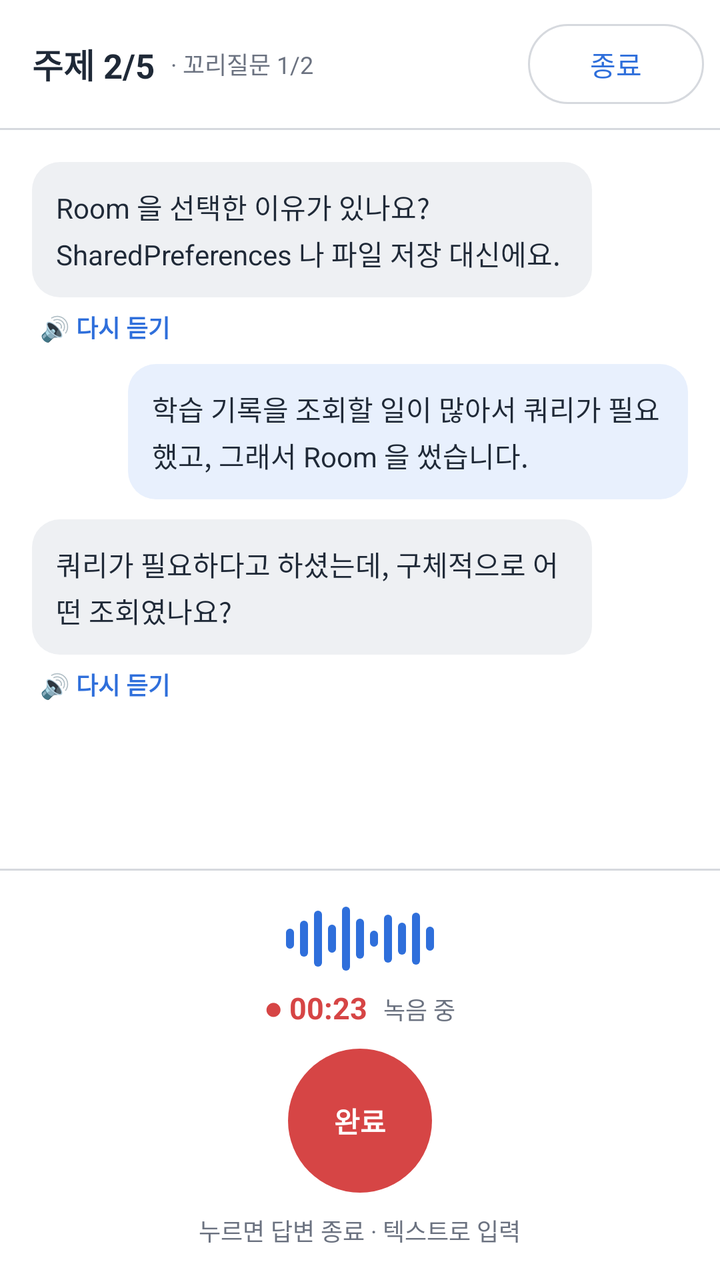
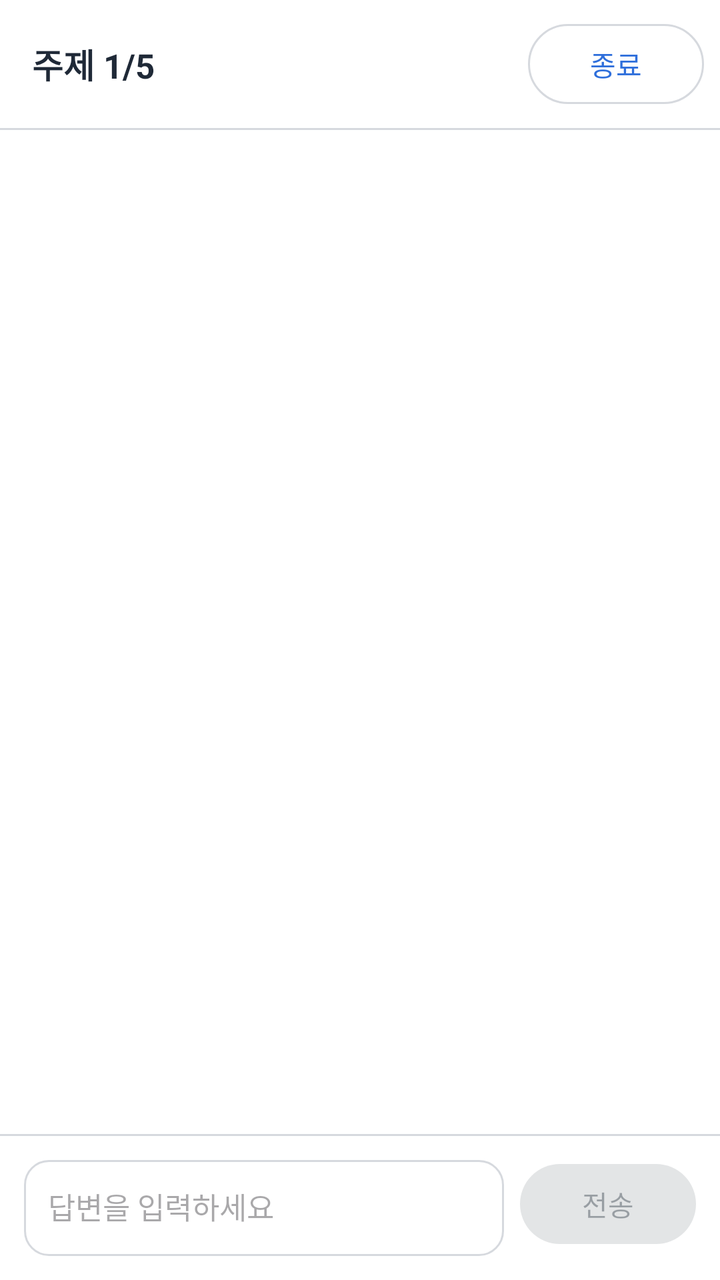

The first picture is an Android layout as it rendered before a commit; the second is the same layout after the commit. The layout source and the unified diff follow.
<!-- AndroidManifest.xml: application theme Theme.InterviewTrainer -->
<!-- res/layout/activity_interview.xml -->
<?xml version="1.0" encoding="utf-8"?>
<LinearLayout xmlns:android="http://schemas.android.com/apk/res/android"
    xmlns:app="http://schemas.android.com/apk/res-auto"
    xmlns:tools="http://schemas.android.com/tools"
    android:layout_width="match_parent"
    android:layout_height="match_parent"
    android:orientation="vertical"
    tools:context=".interview.InterviewActivity">

    
    <LinearLayout
        android:layout_width="match_parent"
        android:layout_height="wrap_content"
        android:gravity="center_vertical"
        android:orientation="horizontal"
        android:paddingStart="16dp"
        android:paddingTop="8dp"
        android:paddingEnd="8dp"
        android:paddingBottom="8dp">

        <TextView
            style="@style/App.Text.Title"
            android:layout_width="wrap_content"
            android:layout_height="wrap_content"
            android:text="주제 2/5"
            android:textSize="17sp" />

        <TextView
            style="@style/App.Text.Mut"
            android:layout_width="0dp"
            android:layout_height="wrap_content"
            android:layout_marginStart="8dp"
            android:layout_weight="1"
            android:text="· 꼬리질문 1/2" />

        <com.google.android.material.button.MaterialButton
            android:id="@+id/btnEnd"
            style="?attr/materialButtonOutlinedStyle"
            android:layout_width="wrap_content"
            android:layout_height="wrap_content"
            android:text="종료" />
    </LinearLayout>

    <View
        android:layout_width="match_parent"
        android:layout_height="1dp"
        android:background="@color/line" />

    
    <ScrollView
        android:layout_width="match_parent"
        android:layout_height="0dp"
        android:layout_weight="1">

        <LinearLayout
            android:layout_width="match_parent"
            android:layout_height="wrap_content"
            android:divider="@drawable/space_10"
            android:orientation="vertical"
            android:padding="16dp"
            android:showDividers="middle">

            <LinearLayout
                android:layout_width="wrap_content"
                android:layout_height="wrap_content"
                android:orientation="vertical">

                <TextView
                    style="@style/App.Text"
                    android:layout_width="wrap_content"
                    android:layout_height="wrap_content"
                    android:background="@drawable/bubble_left"
                    android:lineSpacingExtra="3dp"
                    android:maxWidth="280dp"
                    android:padding="12dp"
                    android:text="Room 을 선택한 이유가 있나요? SharedPreferences 나 파일 저장 대신에요." />

                <TextView
                    style="@style/App.Text.Link"
                    android:layout_width="wrap_content"
                    android:layout_height="wrap_content"
                    android:paddingStart="4dp"
                    android:paddingTop="6dp"
                    android:text="🔊 다시 듣기" />
            </LinearLayout>

            <TextView
                style="@style/App.Text"
                android:layout_width="wrap_content"
                android:layout_height="wrap_content"
                android:layout_gravity="end"
                android:background="@drawable/bubble_right"
                android:lineSpacingExtra="3dp"
                android:maxWidth="280dp"
                android:padding="12dp"
                android:text="학습 기록을 조회할 일이 많아서 쿼리가 필요했고, 그래서 Room 을 썼습니다." />

            <LinearLayout
                android:layout_width="wrap_content"
                android:layout_height="wrap_content"
                android:orientation="vertical">

                <TextView
                    style="@style/App.Text"
                    android:layout_width="wrap_content"
                    android:layout_height="wrap_content"
                    android:background="@drawable/bubble_left"
                    android:lineSpacingExtra="3dp"
                    android:maxWidth="280dp"
                    android:padding="12dp"
                    android:text="쿼리가 필요하다고 하셨는데, 구체적으로 어떤 조회였나요?" />

                <TextView
                    style="@style/App.Text.Link"
                    android:layout_width="wrap_content"
                    android:layout_height="wrap_content"
                    android:paddingStart="4dp"
                    android:paddingTop="6dp"
                    android:text="🔊 다시 듣기" />
            </LinearLayout>
        </LinearLayout>
    </ScrollView>

    <View
        android:layout_width="match_parent"
        android:layout_height="1dp"
        android:background="@color/line" />

    
    <LinearLayout
        android:layout_width="match_parent"
        android:layout_height="wrap_content"
        android:gravity="center_horizontal"
        android:orientation="vertical"
        android:padding="16dp">

        
        <LinearLayout
            android:layout_width="wrap_content"
            android:layout_height="36dp"
            android:gravity="center_vertical"
            android:orientation="horizontal">

            <View android:layout_width="4dp" android:layout_height="10dp" android:layout_marginEnd="3dp" android:background="@drawable/bg_wave" />
            <View android:layout_width="4dp" android:layout_height="18dp" android:layout_marginEnd="3dp" android:background="@drawable/bg_wave" />
            <View android:layout_width="4dp" android:layout_height="28dp" android:layout_marginEnd="3dp" android:background="@drawable/bg_wave" />
            <View android:layout_width="4dp" android:layout_height="14dp" android:layout_marginEnd="3dp" android:background="@drawable/bg_wave" />
            <View android:layout_width="4dp" android:layout_height="32dp" android:layout_marginEnd="3dp" android:background="@drawable/bg_wave" />
            <View android:layout_width="4dp" android:layout_height="20dp" android:layout_marginEnd="3dp" android:background="@drawable/bg_wave" />
            <View android:layout_width="4dp" android:layout_height="8dp" android:layout_marginEnd="3dp" android:background="@drawable/bg_wave" />
            <View android:layout_width="4dp" android:layout_height="24dp" android:layout_marginEnd="3dp" android:background="@drawable/bg_wave" />
            <View android:layout_width="4dp" android:layout_height="16dp" android:layout_marginEnd="3dp" android:background="@drawable/bg_wave" />
            <View android:layout_width="4dp" android:layout_height="26dp" android:layout_marginEnd="3dp" android:background="@drawable/bg_wave" />
            <View android:layout_width="4dp" android:layout_height="12dp" android:background="@drawable/bg_wave" />
        </LinearLayout>

        <LinearLayout
            android:layout_width="wrap_content"
            android:layout_height="wrap_content"
            android:layout_marginTop="6dp"
            android:orientation="horizontal">

            <TextView
                style="@style/App.Text.Title"
                android:layout_width="wrap_content"
                android:layout_height="wrap_content"
                android:text="● 00:23"
                android:textColor="@color/bad" />

            <TextView
                style="@style/App.Text.Mut"
                android:layout_width="wrap_content"
                android:layout_height="wrap_content"
                android:layout_marginStart="8dp"
                android:text="녹음 중" />
        </LinearLayout>

        <com.google.android.material.button.MaterialButton
            android:id="@+id/btnDone"
            android:layout_width="72dp"
            android:layout_height="72dp"
            android:layout_marginTop="10dp"
            android:insetTop="0dp"
            android:insetBottom="0dp"
            android:padding="0dp"
            android:text="완료"
            android:textColor="@color/white"
            android:textStyle="bold"
            app:backgroundTint="@color/bad"
            app:cornerRadius="36dp" />

        <TextView
            style="@style/App.Text.Mut"
            android:layout_width="wrap_content"
            android:layout_height="wrap_content"
            android:layout_marginTop="10dp"
            android:text="누르면 답변 종료 · 텍스트로 입력" />
    </LinearLayout>
</LinearLayout>
<!-- resources referenced by this layout -->
<resources>
  <color name="bad">#D64545</color>
  <color name="line">#D6D9DE</color>
  <color name="white">#FFFFFFFF</color>
  <!-- drawable bg_wave (drawable) -->
  <?xml version="1.0" encoding="utf-8"?>
  <shape xmlns:android="http://schemas.android.com/apk/res/android" android:shape="rectangle">
      <solid android:color="@color/acc" />
      <corners android:radius="2dp" />
  </shape>
  <!-- drawable bubble_left (drawable) -->
  <?xml version="1.0" encoding="utf-8"?>
  <shape xmlns:android="http://schemas.android.com/apk/res/android" android:shape="rectangle">
      <solid android:color="@color/bubble_gray" />
      <corners android:radius="14dp" />
  </shape>
  <!-- drawable bubble_right (drawable) -->
  <?xml version="1.0" encoding="utf-8"?>
  <shape xmlns:android="http://schemas.android.com/apk/res/android" android:shape="rectangle">
      <solid android:color="@color/accbg" />
      <corners android:radius="14dp" />
  </shape>
  <!-- drawable space_10 (drawable) -->
  <?xml version="1.0" encoding="utf-8"?>
  <shape xmlns:android="http://schemas.android.com/apk/res/android" android:shape="rectangle">
      <size android:width="10dp" android:height="10dp" />
      <solid android:color="@android:color/transparent" />
  </shape>
  <style name="App.Text" parent="">
          <item name="android:textColor">@color/ink</item>
          <item name="android:textSize">14sp</item>
      </style>
  <style name="App.Text.Link">
          <item name="android:textColor">@color/acc</item>
          <item name="android:textSize">12sp</item>
          <item name="android:textStyle">bold</item>
      </style>
  <style name="App.Text.Mut">
          <item name="android:textColor">@color/mut</item>
          <item name="android:textSize">12sp</item>
      </style>
  <style name="App.Text.Title">
          <item name="android:textSize">15sp</item>
          <item name="android:textStyle">bold</item>
      </style>
  <style name="Theme.InterviewTrainer" parent="Base.Theme.InterviewTrainer" />
  <color name="acc">#2F6FDB</color>
  <color name="bubble_gray">#EEF0F3</color>
  <color name="accbg">#E8F0FD</color>
  <color name="ink">#1F2937</color>
  <color name="mut">#6B7280</color>
  <style name="Base.Theme.InterviewTrainer" parent="Theme.Material3.Light.NoActionBar">
          <item name="colorPrimary">@color/acc</item>
          <item name="colorOnPrimary">@color/white</item>
          <item name="colorPrimaryContainer">@color/accbg</item>
          <item name="colorOnPrimaryContainer">@color/acc</item>
          <item name="colorSecondaryContainer">@color/accbg</item>
          <item name="colorOnSecondaryContainer">@color/acc</item>
          <item name="colorSurface">@color/white</item>
          <item name="colorOnSurface">@color/ink</item>
          <item name="colorOnSurfaceVariant">@color/mut</item>
          <item name="colorOutline">@color/line</item>
          <item name="colorError">@color/bad</item>
          <item name="android:windowBackground">@color/white</item>
      </style>
</resources>

<!-- the commit's change to res/layout/activity_interview.xml (unified diff, before → after) -->
@@ -1,6 +1,5 @@
 <?xml version="1.0" encoding="utf-8"?>
 <LinearLayout xmlns:android="http://schemas.android.com/apk/res/android"
-    xmlns:app="http://schemas.android.com/apk/res-auto"
     xmlns:tools="http://schemas.android.com/tools"
     android:layout_width="match_parent"
     android:layout_height="match_parent"
@@ -19,19 +18,22 @@
         android:paddingBottom="8dp">
 
         <TextView
+            android:id="@+id/tvProgress"
             style="@style/App.Text.Title"
             android:layout_width="wrap_content"
             android:layout_height="wrap_content"
-            android:text="주제 2/5"
+            android:text="주제 1/5"
             android:textSize="17sp" />
 
         <TextView
+            android:id="@+id/tvFollow"
             style="@style/App.Text.Mut"
             android:layout_width="0dp"
             android:layout_height="wrap_content"
             android:layout_marginStart="8dp"
             android:layout_weight="1"
-            android:text="· 꼬리질문 1/2" />
+            android:ellipsize="end"
+            android:maxLines="1" />
 
         <com.google.android.material.button.MaterialButton
             android:id="@+id/btnEnd"
@@ -48,77 +50,19 @@
 
     
     <ScrollView
+        android:id="@+id/scroll"
         android:layout_width="match_parent"
         android:layout_height="0dp"
         android:layout_weight="1">
 
         <LinearLayout
+            android:id="@+id/chat"
             android:layout_width="match_parent"
             android:layout_height="wrap_content"
             android:divider="@drawable/space_10"
             android:orientation="vertical"
             android:padding="16dp"
-            android:showDividers="middle">
-
-            <LinearLayout
-                android:layout_width="wrap_content"
-                android:layout_height="wrap_content"
-                android:orientation="vertical">
-
-                <TextView
-                    style="@style/App.Text"
-                    android:layout_width="wrap_content"
-                    android:layout_height="wrap_content"
-                    android:background="@drawable/bubble_left"
-                    android:lineSpacingExtra="3dp"
-                    android:maxWidth="280dp"
-                    android:padding="12dp"
-                    android:text="Room 을 선택한 이유가 있나요? SharedPreferences 나 파일 저장 대신에요." />
-
-                <TextView
-                    style="@style/App.Text.Link"
-                    android:layout_width="wrap_content"
-                    android:layout_height="wrap_content"
-                    android:paddingStart="4dp"
-                    android:paddingTop="6dp"
-                    android:text="🔊 다시 듣기" />
-            </LinearLayout>
-
-            <TextView
-                style="@style/App.Text"
-                android:layout_width="wrap_content"
-                android:layout_height="wrap_content"
-                android:layout_gravity="end"
-                android:background="@drawable/bubble_right"
-                android:lineSpacingExtra="3dp"
-                android:maxWidth="280dp"
-                android:padding="12dp"
-                android:text="학습 기록을 조회할 일이 많아서 쿼리가 필요했고, 그래서 Room 을 썼습니다." />
-
-            <LinearLayout
-                android:layout_width="wrap_content"
-                android:layout_height="wrap_content"
-                android:orientation="vertical">
-
-                <TextView
-                    style="@style/App.Text"
-                    android:layout_width="wrap_content"
-                    android:layout_height="wrap_content"
-                    android:background="@drawable/bubble_left"
-                    android:lineSpacingExtra="3dp"
-                    android:maxWidth="280dp"
-                    android:padding="12dp"
-                    android:text="쿼리가 필요하다고 하셨는데, 구체적으로 어떤 조회였나요?" />
-
-                <TextView
-                    style="@style/App.Text.Link"
-                    android:layout_width="wrap_content"
-                    android:layout_height="wrap_content"
-                    android:paddingStart="4dp"
-                    android:paddingTop="6dp"
-                    android:text="🔊 다시 듣기" />
-            </LinearLayout>
-        </LinearLayout>
+            android:showDividers="middle" />
     </ScrollView>
 
     <View
@@ -130,70 +74,32 @@
     <LinearLayout
         android:layout_width="match_parent"
         android:layout_height="wrap_content"
-        android:gravity="center_horizontal"
-        android:orientation="vertical"
-        android:padding="16dp">
+        android:gravity="bottom"
+        android:orientation="horizontal"
+        android:padding="12dp">
 
-        
-        <LinearLayout
-            android:layout_width="wrap_content"
-            android:layout_height="36dp"
-            android:gravity="center_vertical"
-            android:orientation="horizontal">
-
-            <View android:layout_width="4dp" android:layout_height="10dp" android:layout_marginEnd="3dp" android:background="@drawable/bg_wave" />
-            <View android:layout_width="4dp" android:layout_height="18dp" android:layout_marginEnd="3dp" android:background="@drawable/bg_wave" />
-            <View android:layout_width="4dp" android:layout_height="28dp" android:layout_marginEnd="3dp" android:background="@drawable/bg_wave" />
-            <View android:layout_width="4dp" android:layout_height="14dp" android:layout_marginEnd="3dp" android:background="@drawable/bg_wave" />
-            <View android:layout_width="4dp" android:layout_height="32dp" android:layout_marginEnd="3dp" android:background="@drawable/bg_wave" />
-            <View android:layout_width="4dp" android:layout_height="20dp" android:layout_marginEnd="3dp" android:background="@drawable/bg_wave" />
-            <View android:layout_width="4dp" android:layout_height="8dp" android:layout_marginEnd="3dp" android:background="@drawable/bg_wave" />
-            <View android:layout_width="4dp" android:layout_height="24dp" android:layout_marginEnd="3dp" android:background="@drawable/bg_wave" />
-            <View android:layout_width="4dp" android:layout_height="16dp" android:layout_marginEnd="3dp" android:background="@drawable/bg_wave" />
-            <View android:layout_width="4dp" android:layout_height="26dp" android:layout_marginEnd="3dp" android:background="@drawable/bg_wave" />
-            <View android:layout_width="4dp" android:layout_height="12dp" android:background="@drawable/bg_wave" />
-        </LinearLayout>
-
-        <LinearLayout
-            android:layout_width="wrap_content"
+        <EditText
+            android:id="@+id/etAnswer"
+            android:layout_width="0dp"
             android:layout_height="wrap_content"
-            android:layout_marginTop="6dp"
-            android:orientation="horizontal">
-
-            <TextView
-                style="@style/App.Text.Title"
-                android:layout_width="wrap_content"
-                android:layout_height="wrap_content"
-                android:text="● 00:23"
-                android:textColor="@color/bad" />
-
-            <TextView
-                style="@style/App.Text.Mut"
-                android:layout_width="wrap_content"
-                android:layout_height="wrap_content"
-                android:layout_marginStart="8dp"
-                android:text="녹음 중" />
-        </LinearLayout>
+            android:layout_weight="1"
+            android:background="@drawable/bg_input"
+            android:enabled="false"
+            android:gravity="top"
+            android:hint="답변을 입력하세요"
+            android:importantForAutofill="no"
+            android:inputType="textMultiLine"
+            android:maxLines="5"
+            android:minHeight="48dp"
+            android:padding="12dp"
+            android:textSize="15sp" />
 
         <com.google.android.material.button.MaterialButton
-            android:id="@+id/btnDone"
-            android:layout_width="72dp"
-            android:layout_height="72dp"
-            android:layout_marginTop="10dp"
-            android:insetTop="0dp"
-            android:insetBottom="0dp"
-            android:padding="0dp"
-            android:text="완료"
-            android:textColor="@color/white"
-            android:textStyle="bold"
-            app:backgroundTint="@color/bad"
-            app:cornerRadius="36dp" />
-
-        <TextView
-            style="@style/App.Text.Mut"
+            android:id="@+id/btnSend"
             android:layout_width="wrap_content"
-            android:layout_height="wrap_content"
-            android:layout_marginTop="10dp"
-            android:text="누르면 답변 종료 · 텍스트로 입력" />
+            android:layout_height="48dp"
+            android:layout_marginStart="8dp"
+            android:enabled="false"
+            android:text="전송" />
     </LinearLayout>
 </LinearLayout>
<!-- resource entries referenced after the edit -->
@@ -2,40 +2,20 @@
 <resources>
   <color name="bad">#D64545</color>
   <color name="line">#D6D9DE</color>
-  <color name="white">#FFFFFFFF</color>
-  <!-- drawable bg_wave (drawable) -->
+  <!-- drawable bg_input (drawable) -->
   <?xml version="1.0" encoding="utf-8"?>
   <shape xmlns:android="http://schemas.android.com/apk/res/android" android:shape="rectangle">
-      <solid android:color="@color/acc" />
-      <corners android:radius="2dp" />
+      <solid android:color="@color/white" />
+      <stroke android:width="1dp" android:color="@color/line" />
+      <corners android:radius="12dp" />
   </shape>
-  <!-- drawable bubble_left (drawable) -->
-  <?xml version="1.0" encoding="utf-8"?>
-  <shape xmlns:android="http://schemas.android.com/apk/res/android" android:shape="rectangle">
-      <solid android:color="@color/bubble_gray" />
-      <corners android:radius="14dp" />
-  </shape>
-  <!-- drawable bubble_right (drawable) -->
-  <?xml version="1.0" encoding="utf-8"?>
-  <shape xmlns:android="http://schemas.android.com/apk/res/android" android:shape="rectangle">
-      <solid android:color="@color/accbg" />
-      <corners android:radius="14dp" />
-  </shape>
+  <color name="white">#FFFFFFFF</color>
   <!-- drawable space_10 (drawable) -->
   <?xml version="1.0" encoding="utf-8"?>
   <shape xmlns:android="http://schemas.android.com/apk/res/android" android:shape="rectangle">
       <size android:width="10dp" android:height="10dp" />
       <solid android:color="@android:color/transparent" />
   </shape>
-  <style name="App.Text" parent="">
-          <item name="android:textColor">@color/ink</item>
-          <item name="android:textSize">14sp</item>
-      </style>
-  <style name="App.Text.Link">
-          <item name="android:textColor">@color/acc</item>
-          <item name="android:textSize">12sp</item>
-          <item name="android:textStyle">bold</item>
-      </style>
   <style name="App.Text.Mut">
           <item name="android:textColor">@color/mut</item>
           <item name="android:textSize">12sp</item>
@@ -46,7 +26,6 @@
       </style>
   <style name="Theme.InterviewTrainer" parent="Base.Theme.InterviewTrainer" />
   <color name="acc">#2F6FDB</color>
-  <color name="bubble_gray">#EEF0F3</color>
   <color name="accbg">#E8F0FD</color>
   <color name="ink">#1F2937</color>
   <color name="mut">#6B7280</color>
